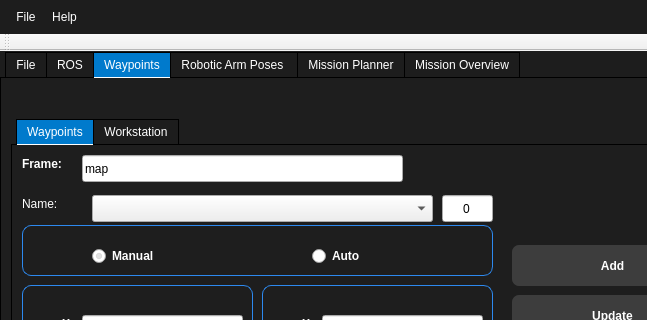
Qt form src/mainwindow.ui (RoboHubEindhoven-User/robomis) before a commit; both pictures show x 0 to 647 and y 0 to 320 of the 1145 by 889 pixel window.
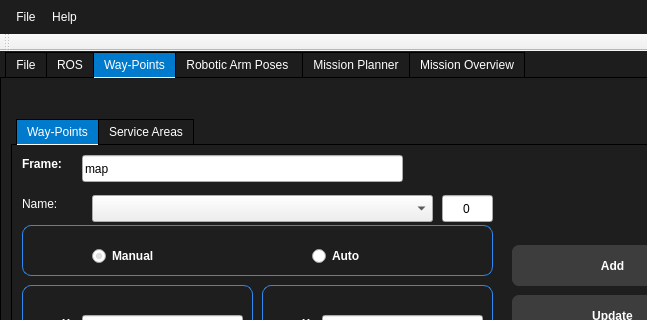
The same form after that commit. The open tabs and pages were chosen to show the change. Icons and pictures are not drawn.

What changed in the file:
```diff
--- a/src/mainwindow.ui
+++ b/src/mainwindow.ui
@@ -1171,7 +1171,7 @@
     </widget>
     <widget class="QWidget" name="tab">
      <attribute name="title">
-      <string>Waypoints</string>
+      <string>Way-Points</string>
      </attribute>
      <widget class="QTabWidget" name="tabWidgetProperties">
       <property name="geometry">
@@ -1190,7 +1190,7 @@
       </property>
       <widget class="QWidget" name="tab_6">
        <attribute name="title">
-        <string>Waypoints</string>
+        <string>Way-Points</string>
        </attribute>
        <widget class="QLineEdit" name="lineEditFrameID">
         <property name="geometry">
@@ -1845,7 +1845,7 @@
       </widget>
       <widget class="QWidget" name="tab_10">
        <attribute name="title">
-        <string>Workstation</string>
+        <string>Service Areas</string>
        </attribute>
        <widget class="QLineEdit" name="lineEditWorkSurfLength">
         <property name="geometry">
```
Left out of the diff: 2 changed lines with no effect on the pictures.
